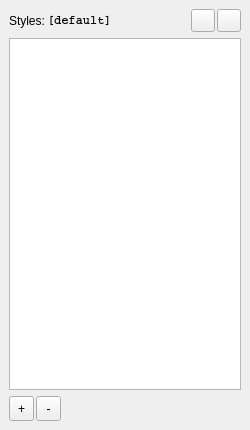
Qt form stylepalette.ui (tikzit/tikzit) before a commit.
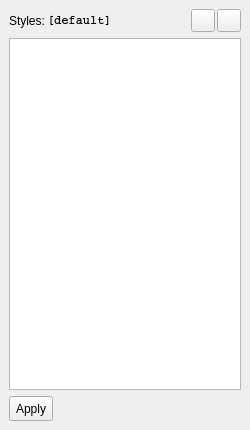
The same form after that commit. Icons and pictures are not drawn.

What changed in the file:
```diff
--- a/stylepalette.ui
+++ b/stylepalette.ui
@@ -110,20 +110,7 @@
          </size>
         </property>
         <property name="text">
-         <string>+</string>
-        </property>
-       </widget>
-      </item>
-      <item>
-       <widget class="QToolButton" name="toolButton_2">
-        <property name="minimumSize">
-         <size>
-          <width>25</width>
-          <height>25</height>
-         </size>
-        </property>
-        <property name="text">
-         <string>-</string>
+         <string>Apply</string>
         </property>
        </widget>
       </item>
```
Left out of the diff: 4 changed lines with no effect on the pictures.
